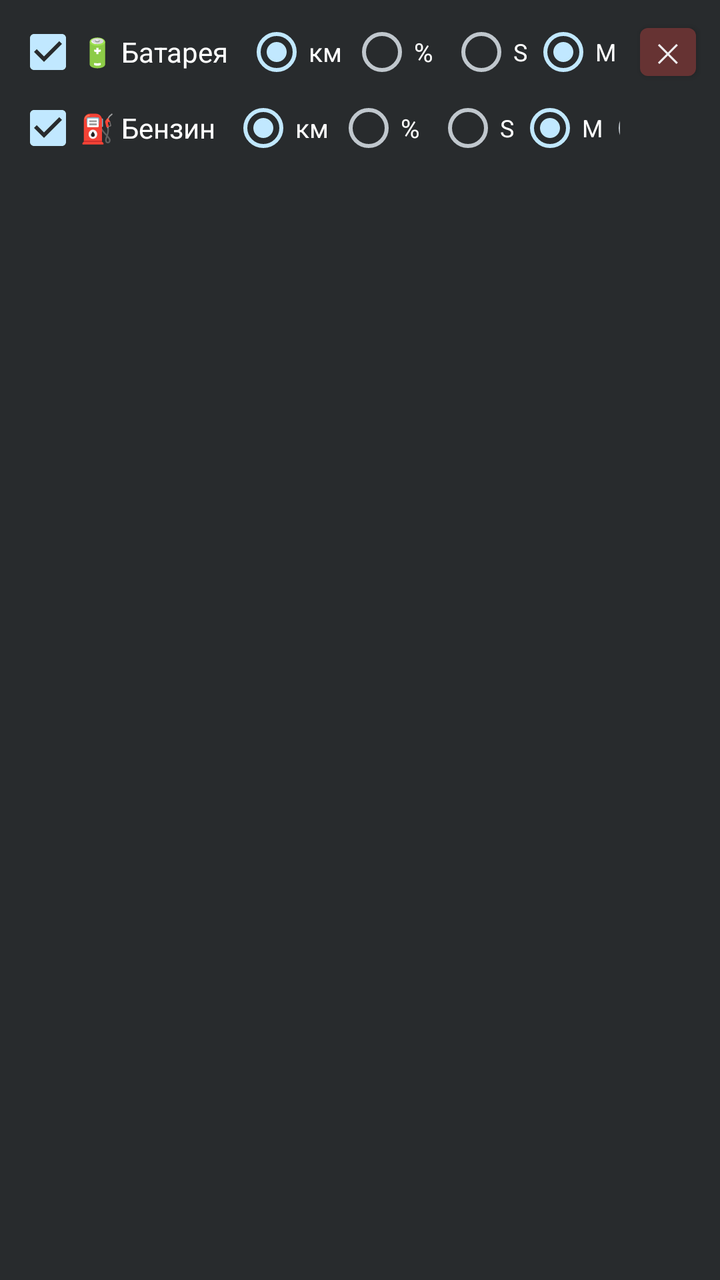
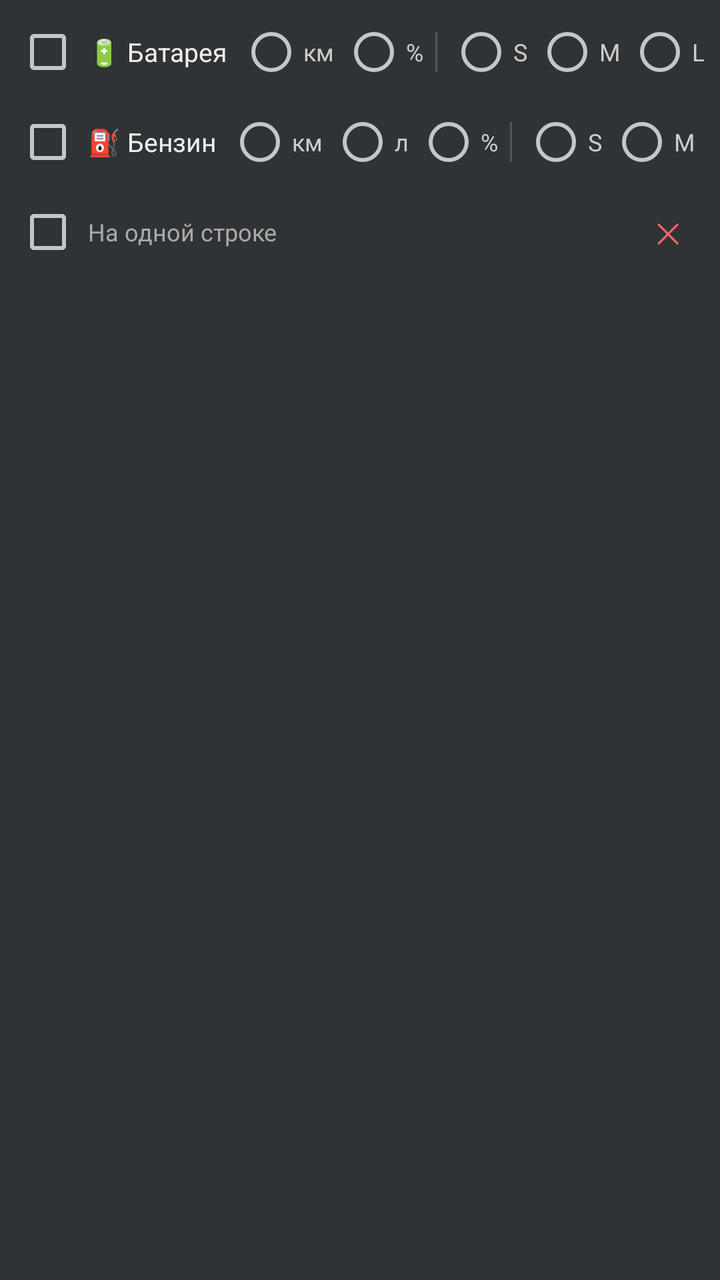

Before-and-after screenshots of an Android layout around one commit, followed by the original layout XML and the change that was made.
<!-- AndroidManifest.xml: application theme android:Theme.DeviceDefault -->
<!-- res/layout/line_item.xml -->
<?xml version="1.0" encoding="utf-8"?>
<LinearLayout xmlns:android="http://schemas.android.com/apk/res/android"
    android:layout_width="match_parent"
    android:layout_height="wrap_content"
    android:orientation="vertical"
    android:background="#11FFFFFF"
    android:padding="8dp"
    android:layout_marginBottom="6dp">

    
    <LinearLayout
        android:layout_width="match_parent"
        android:layout_height="wrap_content"
        android:orientation="horizontal"
        android:gravity="center_vertical"
        android:layout_marginBottom="4dp">

        <CheckBox
            android:id="@+id/cbBattery"
            android:layout_width="wrap_content"
            android:layout_height="wrap_content"
            android:text="🔋 Батарея"
            android:textSize="14sp"
            android:checked="true"
            android:minWidth="0dp"
            android:layout_marginEnd="8dp" />

        
        <LinearLayout
            android:id="@+id/layBatOptions"
            android:layout_width="0dp"
            android:layout_height="wrap_content"
            android:layout_weight="1"
            android:orientation="horizontal"
            android:gravity="center_vertical">

            <RadioGroup
                android:id="@+id/rgBatDisplay"
                android:layout_width="wrap_content"
                android:layout_height="wrap_content"
                android:orientation="horizontal"
                android:layout_marginEnd="8dp">
                <RadioButton android:id="@+id/rbBatKm"  android:layout_width="wrap_content"
                    android:layout_height="wrap_content" android:text="км"
                    android:textSize="13sp" android:checked="true"
                    android:layout_marginEnd="4dp" />
                <RadioButton android:id="@+id/rbBatPct" android:layout_width="wrap_content"
                    android:layout_height="wrap_content" android:text="%"
                    android:textSize="13sp" />
            </RadioGroup>

            <RadioGroup
                android:id="@+id/rgBatSize"
                android:layout_width="wrap_content"
                android:layout_height="wrap_content"
                android:orientation="horizontal">
                <RadioButton android:id="@+id/rbBatS"  android:layout_width="wrap_content"
                    android:layout_height="wrap_content" android:text="S"
                    android:textSize="12sp" android:layout_marginEnd="2dp" />
                <RadioButton android:id="@+id/rbBatM"  android:layout_width="wrap_content"
                    android:layout_height="wrap_content" android:text="M"
                    android:textSize="12sp" android:checked="true"
                    android:layout_marginEnd="2dp" />
                <RadioButton android:id="@+id/rbBatL"  android:layout_width="wrap_content"
                    android:layout_height="wrap_content" android:text="L"
                    android:textSize="12sp" android:layout_marginEnd="2dp" />
                <RadioButton android:id="@+id/rbBatXL" android:layout_width="wrap_content"
                    android:layout_height="wrap_content" android:text="XL"
                    android:textSize="12sp" />
            </RadioGroup>
        </LinearLayout>

        
        <Button
            android:id="@+id/btnDeleteEntry"
            android:layout_width="36dp"
            android:layout_height="36dp"
            android:text="✕"
            android:textSize="13sp"
            android:padding="0dp"
            android:layout_marginStart="4dp"
            android:backgroundTint="#663333" />
    </LinearLayout>

    
    <LinearLayout
        android:layout_width="match_parent"
        android:layout_height="wrap_content"
        android:orientation="horizontal"
        android:gravity="center_vertical">

        <CheckBox
            android:id="@+id/cbFuel"
            android:layout_width="wrap_content"
            android:layout_height="wrap_content"
            android:text="⛽ Бензин"
            android:textSize="14sp"
            android:checked="true"
            android:minWidth="0dp"
            android:layout_marginEnd="8dp" />

        
        <LinearLayout
            android:id="@+id/layFuelOptions"
            android:layout_width="0dp"
            android:layout_height="wrap_content"
            android:layout_weight="1"
            android:orientation="horizontal"
            android:gravity="center_vertical">

            <RadioGroup
                android:id="@+id/rgFuelDisplay"
                android:layout_width="wrap_content"
                android:layout_height="wrap_content"
                android:orientation="horizontal"
                android:layout_marginEnd="8dp">
                <RadioButton android:id="@+id/rbFuelKm"  android:layout_width="wrap_content"
                    android:layout_height="wrap_content" android:text="км"
                    android:textSize="13sp" android:checked="true"
                    android:layout_marginEnd="4dp" />
                <RadioButton android:id="@+id/rbFuelPct" android:layout_width="wrap_content"
                    android:layout_height="wrap_content" android:text="%"
                    android:textSize="13sp" />
            </RadioGroup>

            <RadioGroup
                android:id="@+id/rgFuelSize"
                android:layout_width="wrap_content"
                android:layout_height="wrap_content"
                android:orientation="horizontal">
                <RadioButton android:id="@+id/rbFuelS"  android:layout_width="wrap_content"
                    android:layout_height="wrap_content" android:text="S"
                    android:textSize="12sp" android:layout_marginEnd="2dp" />
                <RadioButton android:id="@+id/rbFuelM"  android:layout_width="wrap_content"
                    android:layout_height="wrap_content" android:text="M"
                    android:textSize="12sp" android:checked="true"
                    android:layout_marginEnd="2dp" />
                <RadioButton android:id="@+id/rbFuelL"  android:layout_width="wrap_content"
                    android:layout_height="wrap_content" android:text="L"
                    android:textSize="12sp" android:layout_marginEnd="2dp" />
                <RadioButton android:id="@+id/rbFuelXL" android:layout_width="wrap_content"
                    android:layout_height="wrap_content" android:text="XL"
                    android:textSize="12sp" />
            </RadioGroup>
        </LinearLayout>

        
        <View android:layout_width="40dp" android:layout_height="1dp" />
    </LinearLayout>

</LinearLayout>
<!-- resources referenced by this layout -->
<resources>

</resources>

<!-- the commit's change to res/layout/line_item.xml (unified diff, before → after) -->
@@ -1,10 +1,11 @@
 <?xml version="1.0" encoding="utf-8"?>
-<LinearLayout xmlns:android="http://schemas.android.com/apk/res/android"
+<LinearLayout
+    xmlns:android="http://schemas.android.com/apk/res/android"
     android:layout_width="match_parent"
     android:layout_height="wrap_content"
     android:orientation="vertical"
-    android:background="#11FFFFFF"
     android:padding="8dp"
+    android:background="#1AFFFFFF"
     android:layout_marginBottom="6dp">
 
     
@@ -13,17 +14,17 @@
         android:layout_height="wrap_content"
         android:orientation="horizontal"
         android:gravity="center_vertical"
-        android:layout_marginBottom="4dp">
+        android:minHeight="36dp">
 
         <CheckBox
             android:id="@+id/cbBattery"
             android:layout_width="wrap_content"
             android:layout_height="wrap_content"
             android:text="🔋 Батарея"
-            android:textSize="14sp"
-            android:checked="true"
+            android:textColor="#EEEEEE"
+            android:textSize="13sp"
             android:minWidth="0dp"
-            android:layout_marginEnd="8dp" />
+            android:paddingStart="4dp" />
 
         
         <LinearLayout
@@ -32,55 +33,113 @@
             android:layout_height="wrap_content"
             android:layout_weight="1"
             android:orientation="horizontal"
-            android:gravity="center_vertical">
+            android:gravity="center_vertical"
+            android:layout_marginStart="6dp">
 
+            
             <RadioGroup
                 android:id="@+id/rgBatDisplay"
                 android:layout_width="wrap_content"
                 android:layout_height="wrap_content"
-                android:orientation="horizontal"
-                android:layout_marginEnd="8dp">
-                <RadioButton android:id="@+id/rbBatKm"  android:layout_width="wrap_content"
-                    android:layout_height="wrap_content" android:text="км"
-                    android:textSize="13sp" android:checked="true"
-                    android:layout_marginEnd="4dp" />
-                <RadioButton android:id="@+id/rbBatPct" android:layout_width="wrap_content"
-                    android:layout_height="wrap_content" android:text="%"
-                    android:textSize="13sp" />
+                android:orientation="horizontal">
+                <RadioButton android:id="@+id/rbBatKm"      android:layout_width="wrap_content" android:layout_height="wrap_content" android:text="км"  android:textColor="#CCC" android:textSize="12sp" android:minWidth="0dp"/>
+                <RadioButton android:id="@+id/rbBatPercent" android:layout_width="wrap_content" android:layout_height="wrap_content" android:text="%"   android:textColor="#CCC" android:textSize="12sp" android:minWidth="0dp" android:layout_marginStart="4dp"/>
             </RadioGroup>
 
+            
+            <View
+                android:layout_width="1dp"
+                android:layout_height="20dp"
+                android:background="#555555"
+                android:layout_marginHorizontal="6dp" />
+
+            
             <RadioGroup
                 android:id="@+id/rgBatSize"
                 android:layout_width="wrap_content"
                 android:layout_height="wrap_content"
                 android:orientation="horizontal">
-                <RadioButton android:id="@+id/rbBatS"  android:layout_width="wrap_content"
-                    android:layout_height="wrap_content" android:text="S"
-                    android:textSize="12sp" android:layout_marginEnd="2dp" />
-                <RadioButton android:id="@+id/rbBatM"  android:layout_width="wrap_content"
-                    android:layout_height="wrap_content" android:text="M"
-                    android:textSize="12sp" android:checked="true"
-                    android:layout_marginEnd="2dp" />
-                <RadioButton android:id="@+id/rbBatL"  android:layout_width="wrap_content"
-                    android:layout_height="wrap_content" android:text="L"
-                    android:textSize="12sp" android:layout_marginEnd="2dp" />
-                <RadioButton android:id="@+id/rbBatXL" android:layout_width="wrap_content"
-                    android:layout_height="wrap_content" android:text="XL"
-                    android:textSize="12sp" />
+                <RadioButton android:id="@+id/rbBatS"  android:layout_width="wrap_content" android:layout_height="wrap_content" android:text="S"  android:textColor="#CCC" android:textSize="12sp" android:minWidth="0dp"/>
+                <RadioButton android:id="@+id/rbBatM"  android:layout_width="wrap_content" android:layout_height="wrap_content" android:text="M"  android:textColor="#CCC" android:textSize="12sp" android:minWidth="0dp" android:layout_marginStart="4dp"/>
+                <RadioButton android:id="@+id/rbBatL"  android:layout_width="wrap_content" android:layout_height="wrap_content" android:text="L"  android:textColor="#CCC" android:textSize="12sp" android:minWidth="0dp" android:layout_marginStart="4dp"/>
+                <RadioButton android:id="@+id/rbBatXL" android:layout_width="wrap_content" android:layout_height="wrap_content" android:text="XL" android:textColor="#CCC" android:textSize="12sp" android:minWidth="0dp" android:layout_marginStart="4dp"/>
             </RadioGroup>
         </LinearLayout>
+    </LinearLayout>
+
+    
+    <View
+        android:layout_width="match_parent"
+        android:layout_height="1dp"
+        android:background="#333333"
+        android:layout_marginVertical="4dp" />
+
+    
+    <LinearLayout
+        android:layout_width="match_parent"
+        android:layout_height="wrap_content"
+        android:orientation="horizontal"
+        android:gravity="center_vertical"
+        android:minHeight="36dp">
+
+        <CheckBox
+            android:id="@+id/cbFuel"
+            android:layout_width="wrap_content"
+            android:layout_height="wrap_content"
+            android:text="⛽ Бензин"
+            android:textColor="#EEEEEE"
+            android:textSize="13sp"
+            android:minWidth="0dp"
+            android:paddingStart="4dp" />
 
         
-        <Button
-            android:id="@+id/btnDeleteEntry"
-            android:layout_width="36dp"
-            android:layout_height="36dp"
-            android:text="✕"
-            android:textSize="13sp"
-            android:padding="0dp"
-            android:layout_marginStart="4dp"
-            android:backgroundTint="#663333" />
+        <LinearLayout
+            android:id="@+id/layFuelOptions"
+            android:layout_width="0dp"
+            android:layout_height="wrap_content"
+            android:layout_weight="1"
+            android:orientation="horizontal"
+            android:gravity="center_vertical"
+            android:layout_marginStart="6dp">
+
+            
+            <RadioGroup
+                android:id="@+id/rgFuelDisplay"
+                android:layout_width="wrap_content"
+                android:layout_height="wrap_content"
+                android:orientation="horizontal">
+                <RadioButton android:id="@+id/rbFuelKm"     android:layout_width="wrap_content" android:layout_height="wrap_content" android:text="км" android:textColor="#CCC" android:textSize="12sp" android:minWidth="0dp"/>
+                <RadioButton android:id="@+id/rbFuelLiters"  android:layout_width="wrap_content" android:layout_height="wrap_content" android:text="л"  android:textColor="#CCC" android:textSize="12sp" android:minWidth="0dp" android:layout_marginStart="4dp"/>
+                <RadioButton android:id="@+id/rbFuelPercent" android:layout_width="wrap_content" android:layout_height="wrap_content" android:text="%"  android:textColor="#CCC" android:textSize="12sp" android:minWidth="0dp" android:layout_marginStart="4dp"/>
+            </RadioGroup>
+
+            
+            <View
+                android:layout_width="1dp"
+                android:layout_height="20dp"
+                android:background="#555555"
+                android:layout_marginHorizontal="6dp" />
+
+            
+            <RadioGroup
+                android:id="@+id/rgFuelSize"
+                android:layout_width="wrap_content"
+                android:layout_height="wrap_content"
+                android:orientation="horizontal">
+                <RadioButton android:id="@+id/rbFuelS"  android:layout_width="wrap_content" android:layout_height="wrap_content" android:text="S"  android:textColor="#CCC" android:textSize="12sp" android:minWidth="0dp"/>
+                <RadioButton android:id="@+id/rbFuelM"  android:layout_width="wrap_content" android:layout_height="wrap_content" android:text="M"  android:textColor="#CCC" android:textSize="12sp" android:minWidth="0dp" android:layout_marginStart="4dp"/>
+                <RadioButton android:id="@+id/rbFuelL"  android:layout_width="wrap_content" android:layout_height="wrap_content" android:text="L"  android:textColor="#CCC" android:textSize="12sp" android:minWidth="0dp" android:layout_marginStart="4dp"/>
+                <RadioButton android:id="@+id/rbFuelXL" android:layout_width="wrap_content" android:layout_height="wrap_content" android:text="XL" android:textColor="#CCC" android:textSize="12sp" android:minWidth="0dp" android:layout_marginStart="4dp"/>
+            </RadioGroup>
+        </LinearLayout>
     </LinearLayout>
+
+    
+    <View
+        android:layout_width="match_parent"
+        android:layout_height="1dp"
+        android:background="#333333"
+        android:layout_marginVertical="4dp" />
 
     
     <LinearLayout
@@ -90,62 +149,24 @@
         android:gravity="center_vertical">
 
         <CheckBox
-            android:id="@+id/cbFuel"
-            android:layout_width="wrap_content"
-            android:layout_height="wrap_content"
-            android:text="⛽ Бензин"
-            android:textSize="14sp"
-            android:checked="true"
-            android:minWidth="0dp"
-            android:layout_marginEnd="8dp" />
-
-        
-        <LinearLayout
-            android:id="@+id/layFuelOptions"
+            android:id="@+id/cbCombine"
             android:layout_width="0dp"
             android:layout_height="wrap_content"
             android:layout_weight="1"
-            android:orientation="horizontal"
-            android:gravity="center_vertical">
+            android:text="На одной строке"
+            android:textColor="#AAAAAA"
+            android:textSize="12sp"
+            android:paddingStart="4dp" />
 
-            <RadioGroup
-                android:id="@+id/rgFuelDisplay"
-                android:layout_width="wrap_content"
-                android:layout_height="wrap_content"
-                android:orientation="horizontal"
-                android:layout_marginEnd="8dp">
-                <RadioButton android:id="@+id/rbFuelKm"  android:layout_width="wrap_content"
-                    android:layout_height="wrap_content" android:text="км"
-                    android:textSize="13sp" android:checked="true"
-                    android:layout_marginEnd="4dp" />
-                <RadioButton android:id="@+id/rbFuelPct" android:layout_width="wrap_content"
-                    android:layout_height="wrap_content" android:text="%"
-                    android:textSize="13sp" />
-            </RadioGroup>
-
-            <RadioGroup
-                android:id="@+id/rgFuelSize"
-                android:layout_width="wrap_content"
-                android:layout_height="wrap_content"
-                android:orientation="horizontal">
-                <RadioButton android:id="@+id/rbFuelS"  android:layout_width="wrap_content"
-                    android:layout_height="wrap_content" android:text="S"
-                    android:textSize="12sp" android:layout_marginEnd="2dp" />
-                <RadioButton android:id="@+id/rbFuelM"  android:layout_width="wrap_content"
-                    android:layout_height="wrap_content" android:text="M"
-                    android:textSize="12sp" android:checked="true"
-                    android:layout_marginEnd="2dp" />
-                <RadioButton android:id="@+id/rbFuelL"  android:layout_width="wrap_content"
-                    android:layout_height="wrap_content" android:text="L"
-                    android:textSize="12sp" android:layout_marginEnd="2dp" />
-                <RadioButton android:id="@+id/rbFuelXL" android:layout_width="wrap_content"
-                    android:layout_height="wrap_content" android:text="XL"
-                    android:textSize="12sp" />
-            </RadioGroup>
-        </LinearLayout>
-
-        
-        <View android:layout_width="40dp" android:layout_height="1dp" />
+        <Button
+            android:id="@+id/btnDeleteEntry"
+            android:layout_width="36dp"
+            android:layout_height="36dp"
+            android:text="✕"
+            android:textSize="14sp"
+            android:textColor="#FF6666"
+            android:background="?attr/selectableItemBackgroundBorderless"
+            android:padding="4dp" />
     </LinearLayout>
 
 </LinearLayout>
